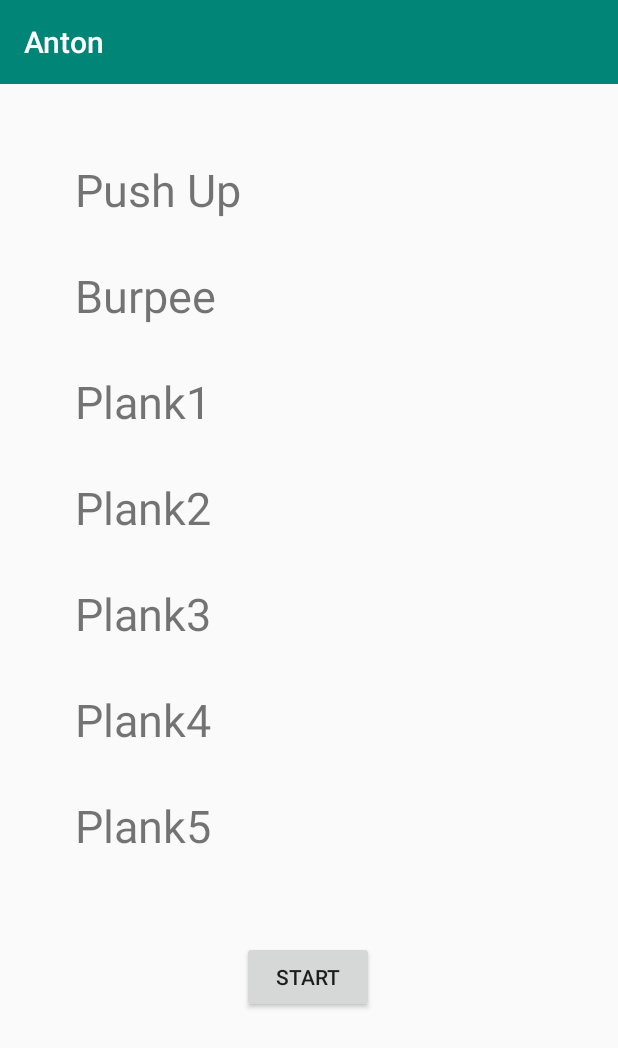
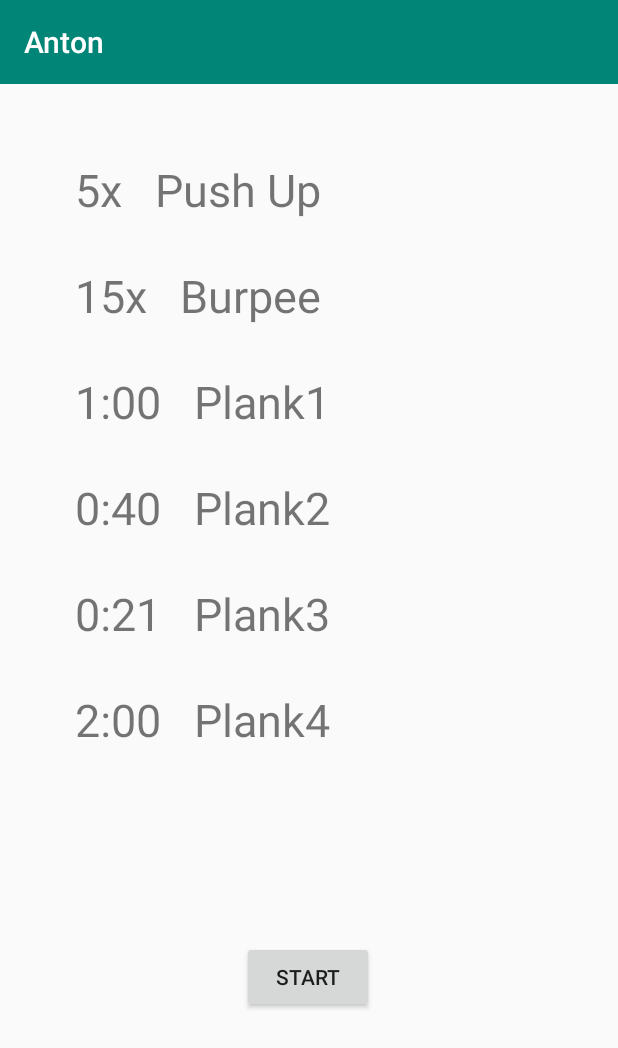
Before and after one commit to Mri1412/myPetProject, an Android app: the WorkoutSelectorActivity screen opened directly, with no data from a screen before it, after a tap on "ANTON", on a phone screen of 412 x 824 dp. Shown: the top 1048 px of the screen. Run offline under Robolectric (Android 15) with nearby library versions, the phone set to English and light mode, and no system bars.

Commit message:
add reps and time to exercises

```diff
--- a/app/src/main/java/com/example/myapplication/WorkoutOverviewActivity.java
+++ b/app/src/main/java/com/example/myapplication/WorkoutOverviewActivity.java
@@ -20,10 +20,6 @@ public class WorkoutOverviewActivity extends AppCompatActivity {
         super.onCreate(savedInstanceState);
         setContentView(R.layout.activity_workout_overview);
 
-        // get workout id
-        Intent intent = getIntent();
-        final int workoutId = intent.getIntExtra("workoutId", 0);
-
         // get workout from arguments
         workout = getIntent().getParcelableExtra("Workout");
         String workoutName = workout.getWorkoutName();
@@ -35,8 +31,8 @@ public class WorkoutOverviewActivity extends AppCompatActivity {
 
         //Set the exercise string
         StringBuilder exerciseContent = new StringBuilder();
-        for (String exerciseName: workout.getExerciseNames()) {
-            exerciseContent.append(exerciseName + "\n" + "\n");
+        for (String exerciseDescription: workout.getExerciseDescriptions()) {
+            exerciseContent.append(exerciseDescription + "\n" + "\n");
         }
         TextView exerciseString = findViewById(R.id.exerciseString);
         exerciseString.setText(exerciseContent);
--- a/app/src/main/java/com/example/myapplication/WorkoutSelectorActivity.java
+++ b/app/src/main/java/com/example/myapplication/WorkoutSelectorActivity.java
@@ -9,6 +9,8 @@ import android.widget.LinearLayout;
 import androidx.appcompat.app.AppCompatActivity;
 import androidx.appcompat.widget.Toolbar;
 
+import com.example.myapplication.logic.exercise.ExerciseForReps;
+import com.example.myapplication.logic.exercise.ExerciseForTime;
 import com.example.myapplication.logic.exercise.ExerciseImpl;
 import com.example.myapplication.logic.workout.Workout;
 import com.example.myapplication.logic.workout.WorkoutImpl;
@@ -29,16 +31,16 @@ public class WorkoutSelectorActivity extends AppCompatActivity {
 
         //Temporary hardcoding of workouts list, this will be filled from user created workouts later.
         Workout tmpWorkout = new WorkoutImpl("Anton");
-        tmpWorkout.addExercise(new ExerciseImpl("Push Up")).addExercise(new ExerciseImpl("Burpee"))
-                .addExercise(new ExerciseImpl("Plank1")).addExercise(new ExerciseImpl("Plank2"))
-                .addExercise(new ExerciseImpl("Plank3")).addExercise(new ExerciseImpl("Plank4"))
-                .addExercise(new ExerciseImpl("Plank5")).addExercise(new ExerciseImpl("Plank6"))
-                .addExercise(new ExerciseImpl("Plank7"));
+        tmpWorkout.addExercise(new ExerciseForReps("Push Up", 5)).addExercise(new ExerciseForReps("Burpee", 15))
+                .addExercise(new ExerciseForTime("Plank1", 60)).addExercise(new ExerciseForTime("Plank2",40))
+                .addExercise(new ExerciseForTime("Plank3", 21)).addExercise(new ExerciseForTime("Plank4", 120));
         workouts.add(tmpWorkout);
+
         tmpWorkout = new WorkoutImpl("Marianne");
-        tmpWorkout.addExercise(new ExerciseImpl("Sit up")).addExercise(new ExerciseImpl("Jumping Jack"))
-                .addExercise(new ExerciseImpl("Squat"));
+        tmpWorkout.addExercise(new ExerciseForReps("Sit up", 10)).addExercise(new ExerciseForReps("Jumping Jack", 40))
+                .addExercise(new ExerciseForReps("Squat", 20));
         workouts.add(tmpWorkout);
+
 
         for(Workout workout : workouts){
             addWorkoutButton(workout);
--- a/app/src/main/java/com/example/myapplication/logic/exercise/Exercise.java
+++ b/app/src/main/java/com/example/myapplication/logic/exercise/Exercise.java
@@ -3,5 +3,7 @@ package com.example.myapplication.logic.exercise;
 import android.os.Parcelable;
 
 public interface Exercise extends Parcelable {
+
     String getName();
+    String getExerciseDescription();
 }
--- /dev/null
+++ b/app/src/main/java/com/example/myapplication/logic/exercise/ExerciseForReps.java
@@ -0,0 +1,50 @@
+package com.example.myapplication.logic.exercise;
+
+import android.os.Parcel;
+import android.os.Parcelable;
+
+public class ExerciseForReps extends ExerciseImpl {
+
+    private int reps;
+
+    public ExerciseForReps(String name, int reps) {
+        super(name);
+        this.reps = reps;
+    }
+
+
+    @Override
+    public String getExerciseDescription() {
+        StringBuilder exerciseDescription = new StringBuilder();
+        String repString = new Integer(reps).toString();
+        exerciseDescription.append(repString + "x   " + exerciseName);
+        return exerciseDescription.toString();
+    }
+
+
+    // -----------------------------------------------
+    // For parcelling this class
+    //------------------------------------------------
+
+    @Override
+    public void writeToParcel(Parcel dest, int flags) {
+       super.writeToParcel(dest, flags);
+       dest.writeInt(reps);
+    }
+
+    public ExerciseForReps(Parcel src){
+        super(src);
+        reps = src.readInt();
+    }
+
+    public static final Parcelable.Creator<ExerciseForReps> CREATOR
+            = new Parcelable.Creator<ExerciseForReps>() {
+        public ExerciseForReps createFromParcel(Parcel in) {
+            return new ExerciseForReps(in);
+        }
+
+        public ExerciseForReps[] newArray(int size) {
+            return new ExerciseForReps[size];
+        }
+    };
+}
--- /dev/null
+++ b/app/src/main/java/com/example/myapplication/logic/exercise/ExerciseForTime.java
@@ -0,0 +1,55 @@
+package com.example.myapplication.logic.exercise;
+
+import android.os.Parcel;
+import android.os.Parcelable;
+
+public class ExerciseForTime extends ExerciseImpl {
+
+    private int timeInSeconds;
+
+    /* Constructors */
+    public ExerciseForTime(String name, int time) {
+        super(name);
+        this.timeInSeconds = time;
+
+    }
+
+    /* Override methods */
+    @Override
+    public String getExerciseDescription() {
+        StringBuilder exerciseDescription = new StringBuilder();
+        int minutes = timeInSeconds/60;
+        int seconds = timeInSeconds - minutes*60;
+        String timeString = String.format("%d:%02d", minutes, seconds);
+
+    exerciseDescription.append(timeString + "   " + exerciseName);
+        return exerciseDescription.toString();
+    }
+
+
+    // -----------------------------------------------
+    // For parcelling this class
+    //------------------------------------------------
+
+    @Override
+    public void writeToParcel(Parcel dest, int flags) {
+        super.writeToParcel(dest, flags);
+        dest.writeInt(timeInSeconds);
+    }
+
+    public ExerciseForTime(Parcel src){
+        super(src);
+        timeInSeconds = src.readInt();
+    }
+
+    public static final Parcelable.Creator<ExerciseForTime> CREATOR
+            = new Parcelable.Creator<ExerciseForTime>() {
+        public ExerciseForTime createFromParcel(Parcel in) {
+            return new ExerciseForTime(in);
+        }
+
+        public ExerciseForTime[] newArray(int size) {
+            return new ExerciseForTime[size];
+        }
+    };
+}
--- a/app/src/main/java/com/example/myapplication/logic/exercise/ExerciseImpl.java
+++ b/app/src/main/java/com/example/myapplication/logic/exercise/ExerciseImpl.java
@@ -1,9 +1,8 @@
 package com.example.myapplication.logic.exercise;
 
 import android.os.Parcel;
-import android.os.Parcelable;
 
-public class ExerciseImpl implements Exercise {
+public abstract class ExerciseImpl implements Exercise {
 
     //Properties
     String exerciseName;
@@ -37,15 +36,4 @@ public class ExerciseImpl implements Exercise {
         return hashCode();
     }
 
-    public static final Parcelable.Creator<ExerciseImpl> CREATOR
-            = new Parcelable.Creator<ExerciseImpl>() {
-        public ExerciseImpl createFromParcel(Parcel in) {
-            return new ExerciseImpl(in);
-        }
-
-        public ExerciseImpl[] newArray(int size) {
-            return new ExerciseImpl[size];
-        }
-    };
-
 }
--- a/app/src/main/java/com/example/myapplication/logic/workout/Workout.java
+++ b/app/src/main/java/com/example/myapplication/logic/workout/Workout.java
@@ -13,5 +13,5 @@ public interface Workout extends Parcelable {
     boolean hasNextExercise();
     Workout addExercise(Exercise exercise);
     String getWorkoutName();
-    List<String> getExerciseNames();
+    List<String> getExerciseDescriptions();
 }
--- a/app/src/main/java/com/example/myapplication/logic/workout/WorkoutImpl.java
+++ b/app/src/main/java/com/example/myapplication/logic/workout/WorkoutImpl.java
@@ -71,12 +71,12 @@ public class WorkoutImpl implements Workout {
     }
 
     @Override
-    public List<String> getExerciseNames() {
-        List<String> exerciseNames = new ArrayList<>();
+    public List<String> getExerciseDescriptions() {
+        List<String> exerciseDescriptions = new ArrayList<>();
         for(Exercise exercise: exercises) {
-            exerciseNames.add(exercise.getName());
+            exerciseDescriptions.add(exercise.getExerciseDescription());
         }
-        return exerciseNames;
+        return exerciseDescriptions;
     }
 
     // -----------------------------------------------
```
Also changed, not shown: app/src/main/java/com/example/myapplication/WorkoutActivity.java (+1 -7 lines).
